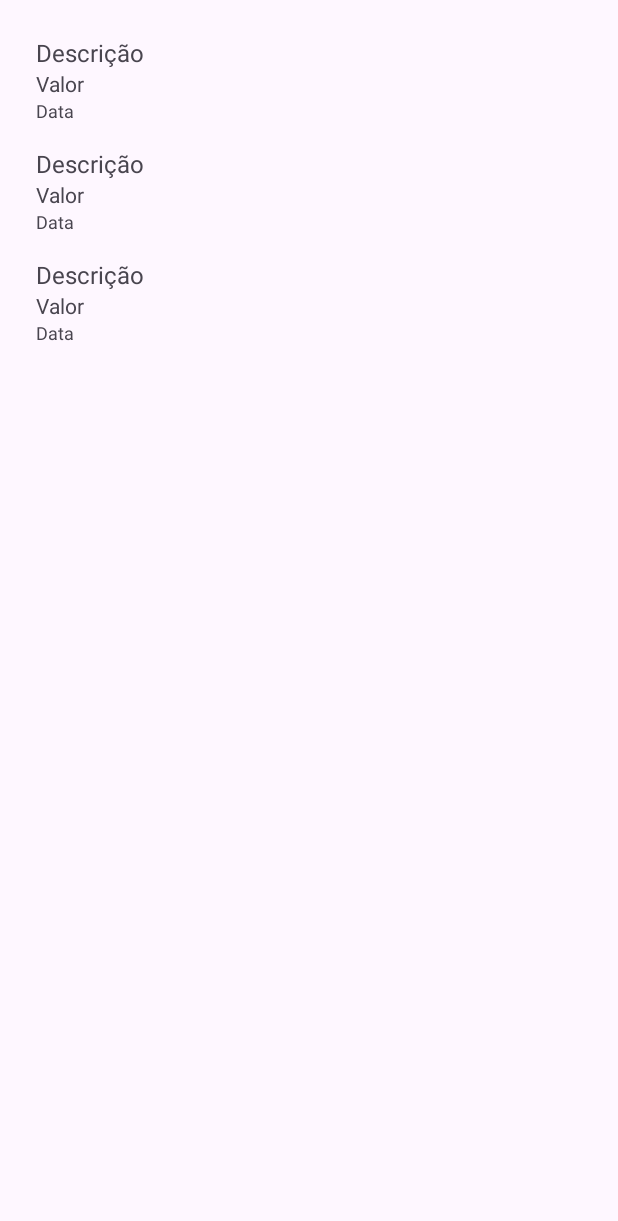
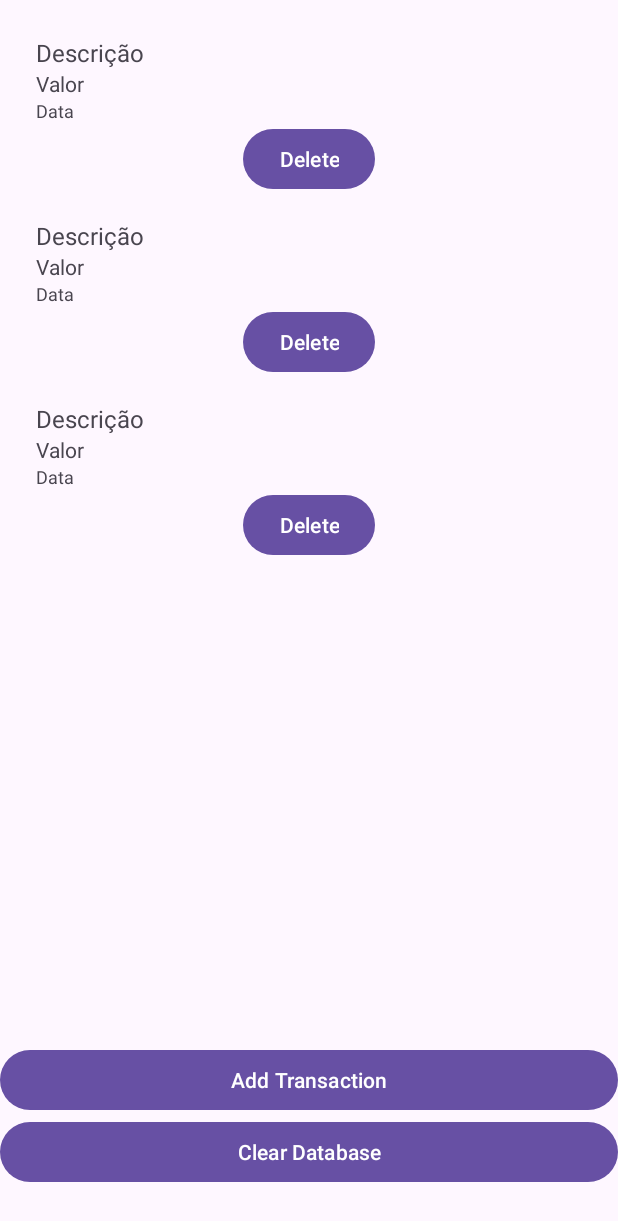
Before and after one commit to elderws/MeuCapital2, an Android app: the layout activity_main.xml on its own in the app's theme, with its tools: preview values and no code run, on a phone screen of 412 x 824 dp. Shown: the top 1221 px of the screen. Run offline under Robolectric (Android 15) with nearby library versions, the phone set to English and light mode, and no system bars.

Commit message:
Atualizacao Banco

```diff
--- a/app/src/main/AndroidManifest.xml
+++ b/app/src/main/AndroidManifest.xml
@@ -21,6 +21,9 @@
                 <category android:name="android.intent.category.LAUNCHER" />
             </intent-filter>
         </activity>
+        <activity android:name=".AddTransactionActivity">
+
+        </activity>
     </application>
 
 </manifest>
--- a/app/src/main/res/layout/activity_main.xml
+++ b/app/src/main/res/layout/activity_main.xml
@@ -11,11 +11,32 @@
         android:layout_width="0dp"
         android:layout_height="0dp"
         app:layout_constraintTop_toTopOf="parent"
-        app:layout_constraintBottom_toBottomOf="parent"
+        app:layout_constraintBottom_toTopOf="@id/btnAddTransaction"
         app:layout_constraintStart_toStartOf="parent"
         app:layout_constraintEnd_toEndOf="parent"
         android:padding="16dp"
         android:clipToPadding="false"
         tools:listitem="@layout/item_transaction" />
 
+    <Button
+        android:id="@+id/btnAddTransaction"
+        android:layout_width="0dp"
+        android:layout_height="wrap_content"
+        android:text="Add Transaction"
+        app:layout_constraintBottom_toTopOf="@id/btnClearDatabase"
+        app:layout_constraintEnd_toEndOf="parent"
+        app:layout_constraintStart_toStartOf="parent"
+        android:layout_marginTop="16dp" />
+
+    <Button
+        android:id="@+id/btnClearDatabase"
+        android:layout_width="0dp"
+        android:layout_height="wrap_content"
+        android:text="Clear Database"
+        app:layout_constraintBottom_toBottomOf="parent"
+        app:layout_constraintEnd_toEndOf="parent"
+        app:layout_constraintStart_toStartOf="parent"
+        app:layout_constraintTop_toBottomOf="@id/recyclerView"
+        android:layout_marginTop="16dp" />
+
 </androidx.constraintlayout.widget.ConstraintLayout>
--- a/app/src/main/res/layout/item_transaction.xml
+++ b/app/src/main/res/layout/item_transaction.xml
@@ -35,4 +35,13 @@
         app:layout_constraintStart_toStartOf="parent"
         app:layout_constraintEnd_toEndOf="parent" />
 
+    <Button
+        android:id="@+id/btnDelete"
+        android:layout_width="wrap_content"
+        android:layout_height="wrap_content"
+        android:text="Delete"
+        app:layout_constraintTop_toBottomOf="@id/tvData"
+        app:layout_constraintStart_toStartOf="parent"
+        app:layout_constraintEnd_toEndOf="parent" />
+
 </androidx.constraintlayout.widget.ConstraintLayout>
```
Also changed, not shown: app/src/main/java/com/overclock/meucapital/MainActivity.kt (+33 -4 lines), app/src/main/java/com/overclock/meucapital/database/DataBaseHandler.kt (+14 -0 lines), app/src/main/java/com/overclock/meucapital/views/AddTransactionActivity.kt (added, +29 -0 lines), app/src/main/java/com/overclock/meucapital/views/TransactionAdapter.kt (+28 -14 lines), app/src/main/res/layout/activity_add_transaction.xml (added, +49 -0 lines).
